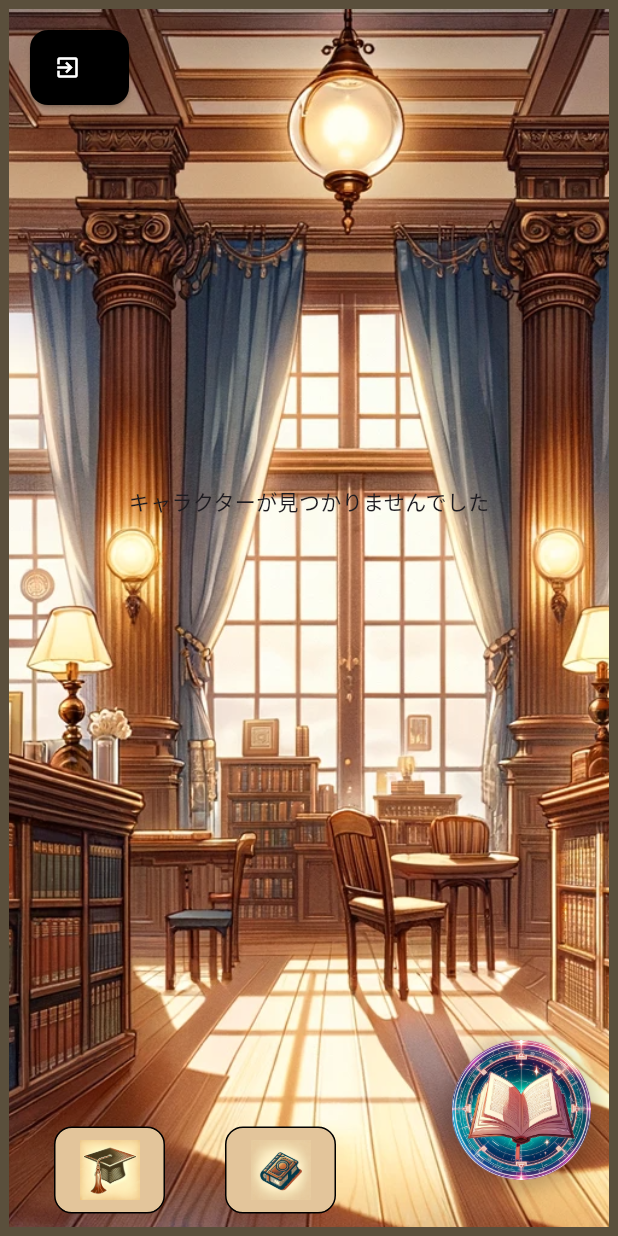
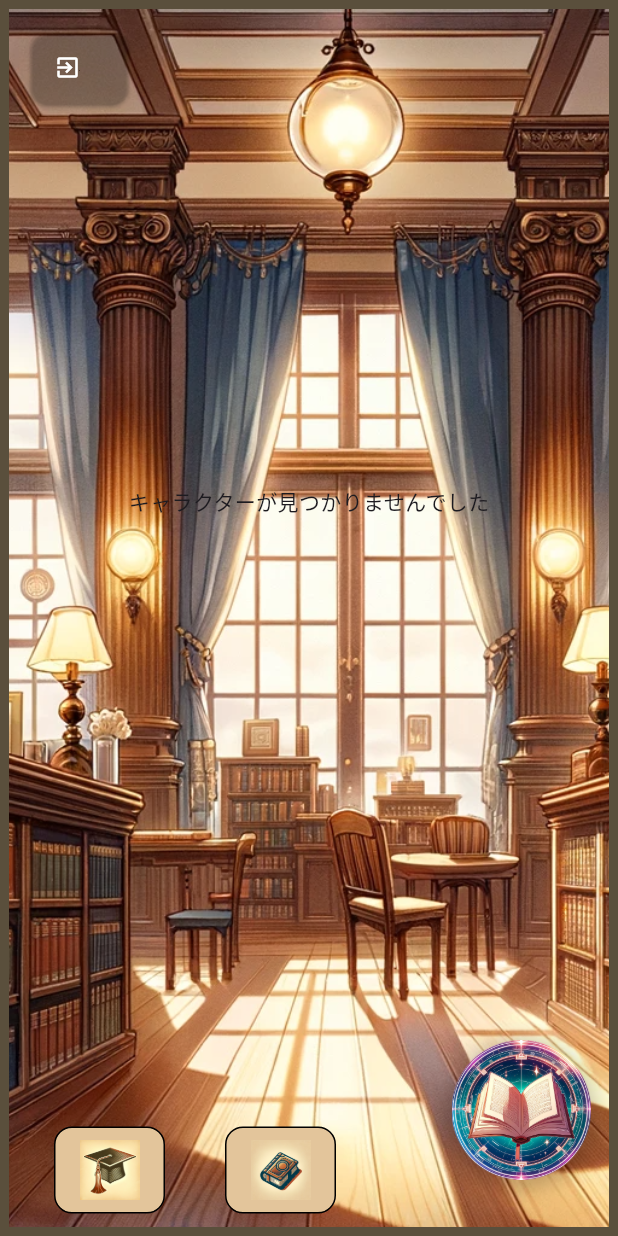
Before and after one commit to koichi2426/reading_promotion_app, a Flutter app: the MyHomePage screen opened directly, on a phone screen of 412 x 824 dp. Run offline on Flutter 3.47's test engine with Material 3 defaults, Android fonts, the phone set to English and light mode, and no system bars; our stand-ins replace awesome_dialog, cloud_firestore, envied, firebase_auth, firebase_core, firebase_storage and 2 more; missing offline and left inert: dart:ffi, simple_barcode_scanner; accounts and stored records are empty.

Commit message:
背景を透明に
背景を透明に

```diff
--- a/lib/components/LogoutComponent.dart
+++ b/lib/components/LogoutComponent.dart
@@ -15,7 +15,7 @@ class LogoutComponent extends StatelessWidget {
       ),
       label: Text(''), // No text, just the icon
       style: ElevatedButton.styleFrom(
-        backgroundColor: Colors.black, // Set the background color here
+        backgroundColor: Colors.transparent, // Set the background color to transparent
         minimumSize: Size(0, 50), // Button minimum size
         shape: RoundedRectangleBorder( // Assuming the button has rounded corners
           borderRadius: BorderRadius.circular(12), // Adjust the corner radius if needed
```
